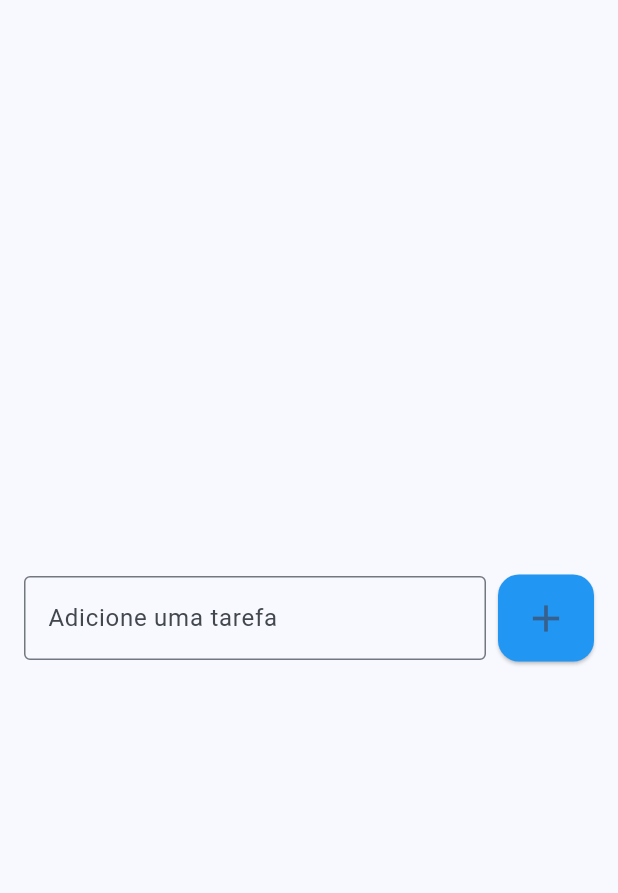
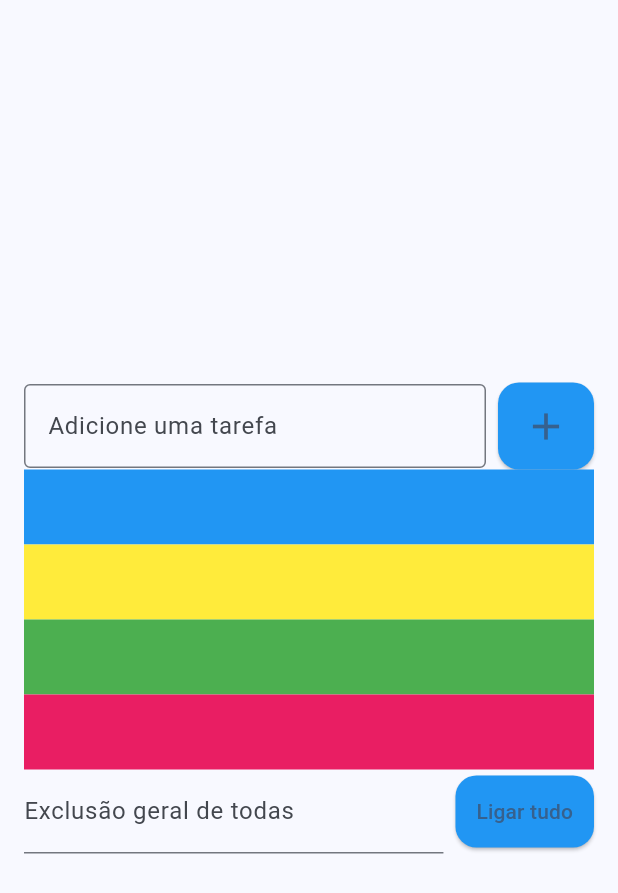
Before and after one commit to Sara-Ghabi/flutter_todo-list, a Flutter app: the screen it shows after launch, on a phone screen of 412 x 824 dp. Shown: the top 893 px of the screen. Run offline on Flutter 3.47's test engine with Material 3 defaults, Android fonts, the phone set to English and light mode, and no system bars.

Commit message:
mudanças no código

```diff
--- a/todo_list/lib/pages/to_do_listpage.dart
+++ b/todo_list/lib/pages/to_do_listpage.dart
@@ -11,7 +11,10 @@ class TodoListPage extends StatelessWidget{
       body: Center(
         child: Padding(
           padding: const EdgeInsets.symmetric(horizontal: 16),
-          child: Row(
+          child: Column(
+            mainAxisSize: MainAxisSize.min,
+            children: [
+              Row(
                 mainAxisAlignment: MainAxisAlignment.center,
                 children:[
                   Expanded(
@@ -40,6 +43,57 @@ class TodoListPage extends StatelessWidget{
                   ),
                 ],
               ),
+
+              SizedBox(width: 16,),
+              ListView(
+                shrinkWrap: true,
+                children: [
+                  Container(
+                    color: Colors.blue,
+                    height: 50,
+                  ),
+                  Container(
+                    color: Colors.yellow,
+                    height: 50,
+                  ),
+                  Container(
+                    color: Colors.green,
+                    height: 50,
+                  ),
+                  Container(
+                    color: Colors.pink,
+                    height: 50,
+                  ),
+                ],
+              ),
+              SizedBox(width: 16,),
+
+              Row(
+                mainAxisAlignment: MainAxisAlignment.center,
+                children: [
+                  Expanded(
+                    child: TextField(
+                      decoration: InputDecoration(
+                        labelText: ('Exclusão geral de todas'),
+                      ),
+                    ),
+                  ),
+                  SizedBox(width: 8,),
+                  ElevatedButton(
+                    style: ElevatedButton.styleFrom(
+                        backgroundColor: Colors.blue,
+                        padding: EdgeInsets.all(14),
+                        shape: RoundedRectangleBorder(
+                          borderRadius: BorderRadius.circular(14),
+                        )
+                    ),
+                    onPressed: (){},
+                    child: Text('Ligar tudo'),
+                  ),
+                ],
+              ),
+            ],
+          ),
         ),
       ),
     );
```
Lines whose indentation alone changed are shown as unchanged.
